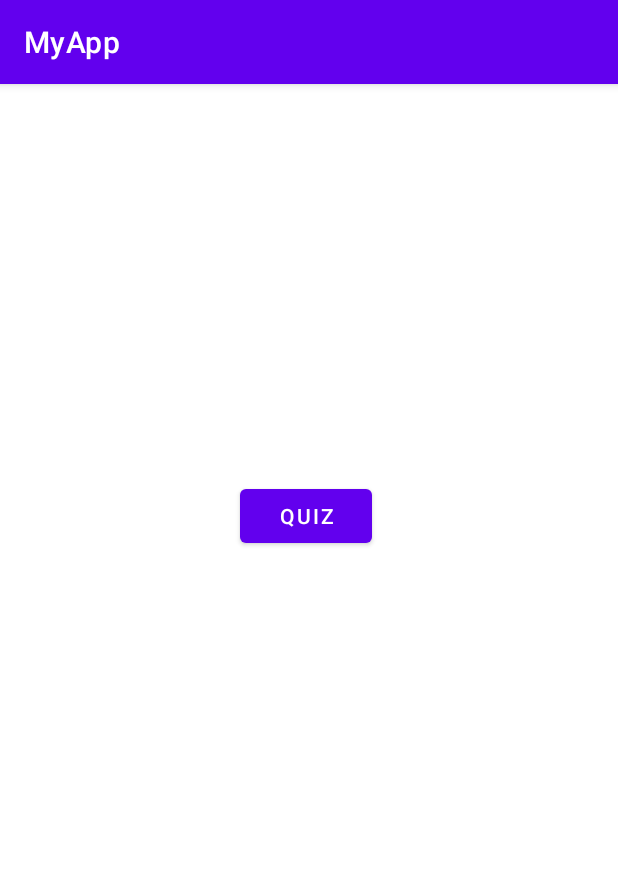
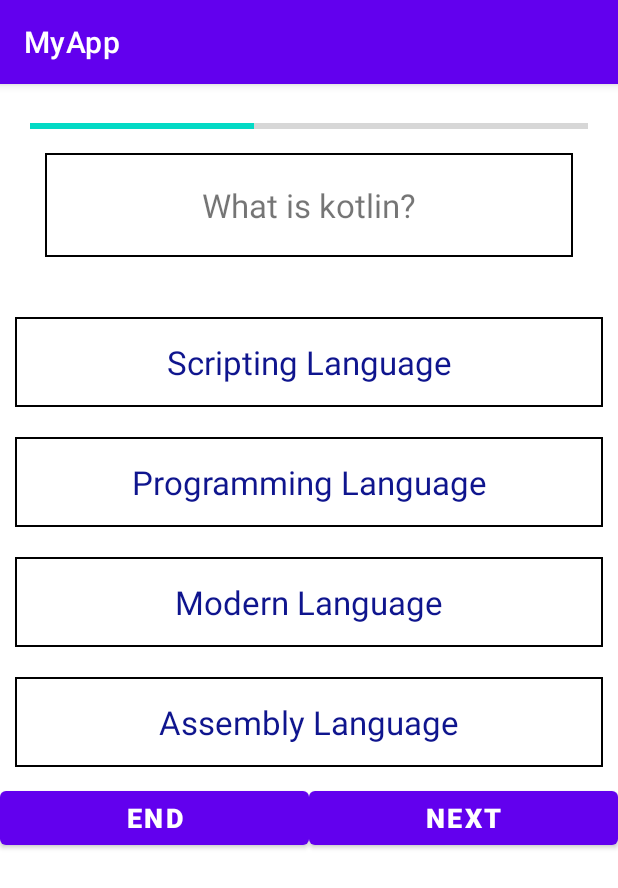
Before and after one commit to neha-0415/KotlinDemo, an Android app: the QuizActivity screen opened directly, with no data from a screen before it, on a phone screen of 412 x 824 dp. Shown: the top 888 px of the screen. Run offline under Robolectric (Android 15) with nearby library versions, the phone set to English and light mode, and no system bars.

Commit message:
SonetQuizApp 2.1

```diff
--- /dev/null
+++ b/app/src/main/java/com/example/myapp/Questions.kt
@@ -0,0 +1,5 @@
+package com.example.myapp
+
+class Questions (var id:Int , var question:String, var optOne:String, var optTwo:String , var optThree:String, var optFour:String) {
+
+}
--- a/app/src/main/java/com/example/myapp/QuizActivity.kt
+++ b/app/src/main/java/com/example/myapp/QuizActivity.kt
@@ -2,10 +2,41 @@ package com.example.myapp
 
 import androidx.appcompat.app.AppCompatActivity
 import android.os.Bundle
+import android.widget.TextView
 
 class QuizActivity : AppCompatActivity() {
+
+    private var listOfQuestions:ArrayList<Questions>? = null
+    var currentPosition = 1;
+
     override fun onCreate(savedInstanceState: Bundle?) {
         super.onCreate(savedInstanceState)
         setContentView(R.layout.activity_quiz)
+
+        var utility = Utility()
+        listOfQuestions = utility.getQuestion()
+
+        setQuestion();
+
+    }
+    fun setQuestion(){
+        var questionObject= listOfQuestions!!.get(currentPosition-1)
+        var question = findViewById<TextView>(R.id.q_question)
+        question.text = questionObject.question
+
+        var optionOne = findViewById<TextView>(R.id.tv_option_one)
+        optionOne.text = questionObject.optOne
+
+        var optionTwo = findViewById<TextView>(R.id.tv_option_two)
+        optionTwo.text = questionObject.optTwo
+
+        var optionThree = findViewById<TextView>(R.id.tv_option_three)
+        optionThree.text = questionObject.optThree
+
+        var optionFour = findViewById<TextView>(R.id.tv_option_four)
+        optionFour.text = questionObject.optFour
+
+
+
     }
 }
--- a/app/src/main/java/com/example/myapp/SonetQuiz.kt
+++ b/app/src/main/java/com/example/myapp/SonetQuiz.kt
@@ -18,7 +18,7 @@ class SonetQuiz : AppCompatActivity() {
 
         q_btn.setOnClickListener(View.OnClickListener {
 
-            if (q_name.toString().isEmpty()) {
+            if (q_name.text.toString().isEmpty()) {
                 Toast.makeText(this@SonetQuiz, "Please enter name", Toast.LENGTH_LONG).show()
             } else {
                 var next: Intent = Intent(this, QuizActivity()::class.java)
--- /dev/null
+++ b/app/src/main/java/com/example/myapp/Utility.kt
@@ -0,0 +1,14 @@
+package com.example.myapp
+
+class Utility {
+    fun getQuestion():ArrayList<Questions>{
+        var list = ArrayList<Questions>()
+        //logic
+        var q1 = Questions(1,"What is kotlin?","Scripting Language","Programming Language","Modern Language","Assembly Language")
+        var q2 = Questions(1,"What is Java?","Scripting Language","Programming Language","Modern Language","Assembly Language")
+        list.add(q1)
+        list.add(q2)
+
+        return list;
+    }
+}
--- /dev/null
+++ b/app/src/main/res/drawable/default_option_border_bg.xml
@@ -0,0 +1,12 @@
+<?xml version="1.0" encoding="utf-8"?>
+<shape android:shape="rectangle"
+    xmlns:android="http://schemas.android.com/apk/res/android">
+
+    <stroke android:color="@color/black"
+        android:width="1dp"
+        >
+    </stroke>
+
+    <solid android:color="@color/white"></solid>
+
+</shape>
--- a/app/src/main/res/layout/activity_quiz.xml
+++ b/app/src/main/res/layout/activity_quiz.xml
@@ -1,18 +1,138 @@
 <?xml version="1.0" encoding="utf-8"?>
-<androidx.constraintlayout.widget.ConstraintLayout xmlns:android="http://schemas.android.com/apk/res/android"
+<ScrollView xmlns:android="http://schemas.android.com/apk/res/android"
     xmlns:app="http://schemas.android.com/apk/res-auto"
     xmlns:tools="http://schemas.android.com/tools"
     android:layout_width="match_parent"
     android:layout_height="match_parent"
     tools:context=".QuizActivity">
+    <LinearLayout
+        android:layout_width="match_parent"
+        android:layout_height="wrap_content"
+        android:orientation="vertical"
+        >
 
-    <Button
-        android:id="@+id/button5"
-        android:layout_width="wrap_content"
+    <LinearLayout
+        android:layout_width="match_parent"
         android:layout_height="wrap_content"
-        android:layout_marginStart="160dp"
-        android:layout_marginTop="264dp"
-        android:text="Quiz"
-        app:layout_constraintStart_toStartOf="parent"
-        app:layout_constraintTop_toTopOf="parent" />
-</androidx.constraintlayout.widget.ConstraintLayout>
+        android:orientation="vertical"
+        android:gravity="center"
+        android:padding="20dp"
+        >
+
+        <ProgressBar
+            android:id="@+id/q_progress"
+            style="@style/Widget.AppCompat.ProgressBar.Horizontal"
+            android:layout_width="match_parent"
+            android:layout_height="wrap_content"
+            android:max="10"
+            android:maxHeight="50dp"
+            android:progress="4">
+
+        </ProgressBar>
+
+        <TextView
+            android:id="@+id/q_question"
+            android:layout_width="match_parent"
+            android:layout_height="wrap_content"
+            android:text="What is JVM?"
+            android:gravity="center"
+            android:layout_margin="10dp"
+            android:textSize="22sp"
+            android:padding="20dp"
+            android:background="@drawable/default_option_border_bg"
+            >
+
+        </TextView>
+
+    </LinearLayout>
+
+    <LinearLayout
+        android:layout_width="match_parent"
+        android:layout_height="wrap_content"
+        android:orientation="vertical">
+
+        <TextView
+            android:id="@+id/tv_option_one"
+            android:layout_width="match_parent"
+            android:layout_height="wrap_content"
+            android:text="Apple is a company"
+            android:textSize="22sp"
+            android:textColor="#0F158E"
+            android:gravity="center"
+            android:layout_margin="10dp"
+            android:padding="15dp"
+            android:background="@drawable/default_option_border_bg"
+            >
+        </TextView>
+        <TextView
+            android:id="@+id/tv_option_two"
+            android:layout_width="match_parent"
+            android:layout_height="wrap_content"
+            android:text="Apple is a company"
+            android:textSize="22sp"
+            android:textColor="#0F158E"
+            android:gravity="center"
+            android:layout_margin="10dp"
+            android:padding="15dp"
+            android:background="@drawable/default_option_border_bg"
+            >
+        </TextView>
+        <TextView
+            android:id="@+id/tv_option_three"
+            android:layout_width="match_parent"
+            android:layout_height="wrap_content"
+            android:text="Apple is a company"
+            android:textSize="22sp"
+            android:textColor="#0F158E"
+            android:gravity="center"
+            android:layout_margin="10dp"
+            android:padding="15dp"
+            android:background="@drawable/default_option_border_bg"
+            >
+        </TextView>
+        <TextView
+            android:id="@+id/tv_option_four"
+            android:layout_width="match_parent"
+            android:layout_height="wrap_content"
+            android:text="Apple is a company"
+            android:textSize="22sp"
+            android:textColor="#0F158E"
+            android:gravity="center"
+            android:layout_margin="10dp"
+            android:padding="15dp"
+            android:background="@drawable/default_option_border_bg"
+            >
+        </TextView>
+
+    </LinearLayout>
+        <LinearLayout
+            android:layout_width="match_parent"
+            android:layout_height="wrap_content"
+            android:orientation="horizontal"
+            android:weightSum="2"
+            >
+            <Button
+                android:id="@+id/q_btn_end"
+                android:layout_width="wrap_content"
+                android:layout_height="match_parent"
+                android:text="End"
+                android:textSize="18sp"
+                android:textStyle="bold"
+                android:layout_weight="1"
+                >
+            </Button>
+            <Button
+                android:id="@+id/q_btn_next"
+                android:layout_width="wrap_content"
+                android:layout_height="match_parent"
+                android:text="next"
+                android:textSize="18sp"
+                android:textStyle="bold"
+                android:layout_weight="1"
+                >
+            </Button>
+
+        </LinearLayout>
+
+    </LinearLayout>
+</ScrollView>
```
